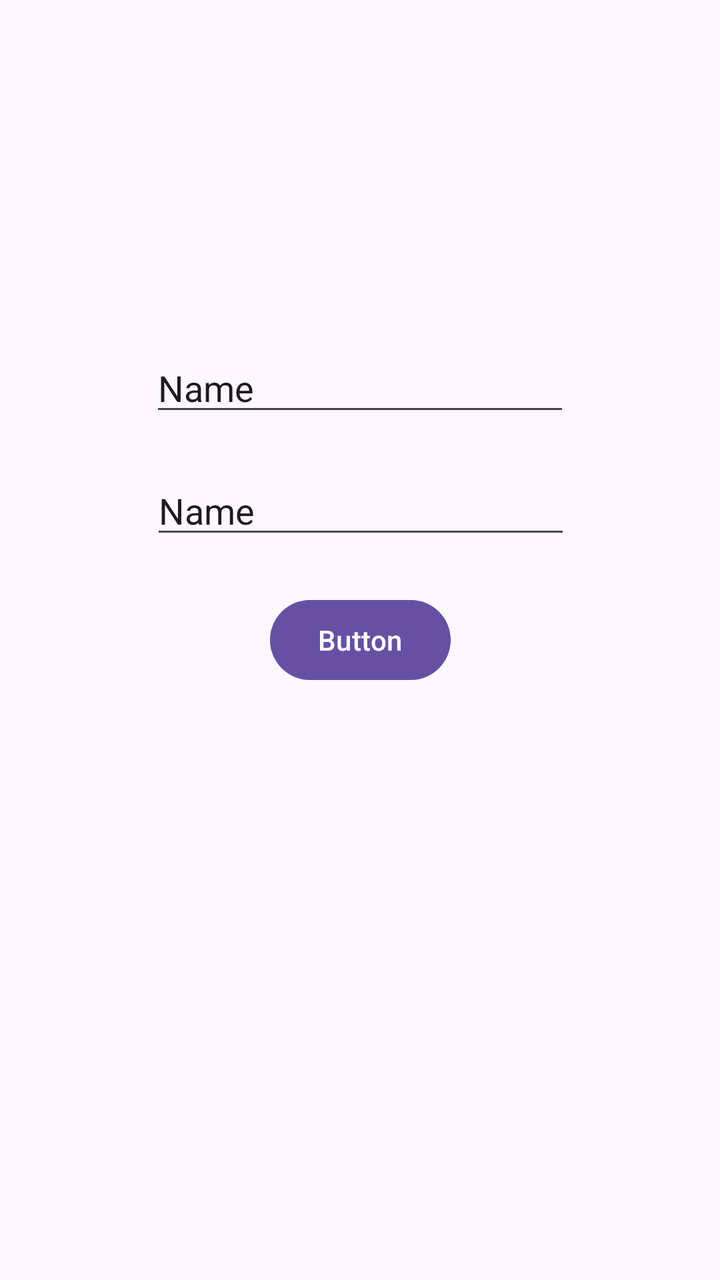
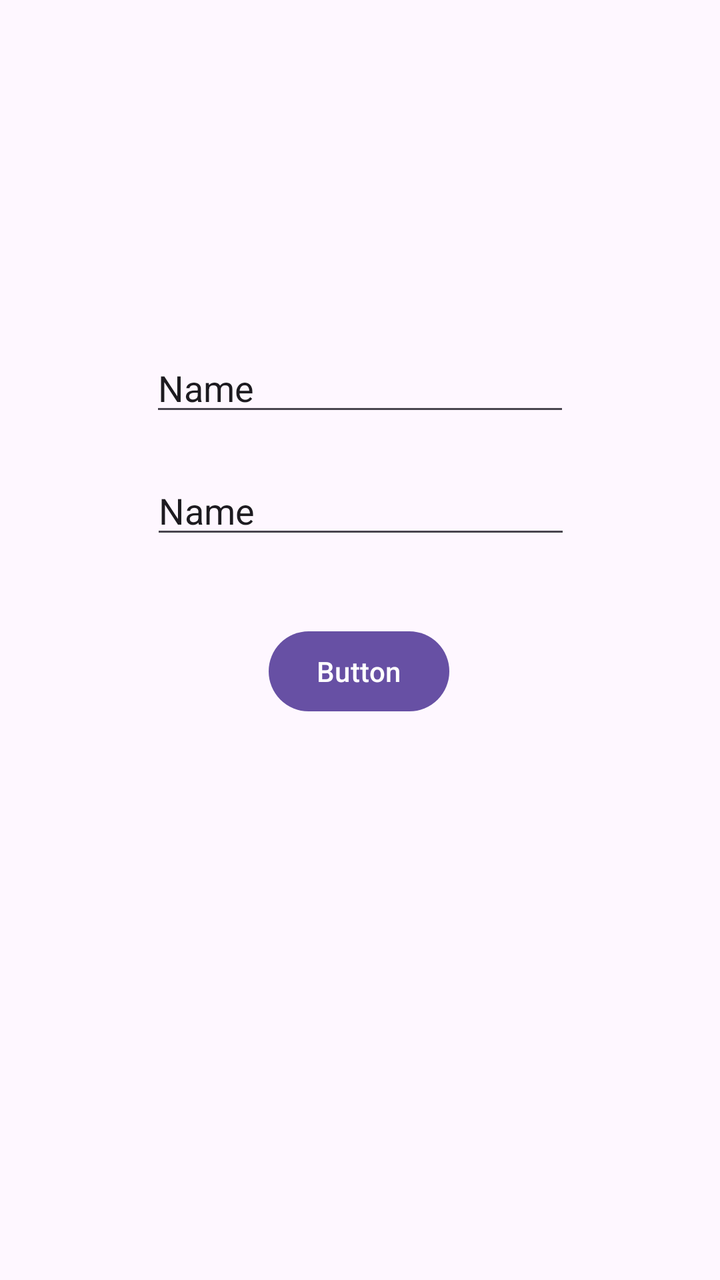

Two renders of the same Android screen: before a commit and after it. Below are the layout's source before the change and the commit's diff.
<!-- AndroidManifest.xml: application theme Theme.ExplicitIntent -->
<!-- res/layout/activity_main.xml -->
<?xml version="1.0" encoding="utf-8"?>
<androidx.constraintlayout.widget.ConstraintLayout xmlns:android="http://schemas.android.com/apk/res/android"
    xmlns:app="http://schemas.android.com/apk/res-auto"
    xmlns:tools="http://schemas.android.com/tools"
    android:id="@+id/main"
    android:layout_width="match_parent"
    android:layout_height="match_parent"
    tools:context=".MainActivity">

    <Button
        android:id="@+id/bt1"
        android:layout_width="wrap_content"
        android:layout_height="wrap_content"
        android:text="Button"
        app:layout_constraintBottom_toBottomOf="parent"
        app:layout_constraintEnd_toEndOf="parent"
        app:layout_constraintStart_toStartOf="parent"
        app:layout_constraintTop_toTopOf="parent" />

    <EditText
        android:id="@+id/et1"
        android:layout_width="wrap_content"
        android:layout_height="wrap_content"
        android:ems="10"
        android:inputType="text"
        android:text="Name"
        app:layout_constraintBottom_toBottomOf="parent"
        app:layout_constraintEnd_toEndOf="parent"
        app:layout_constraintStart_toStartOf="parent"
        app:layout_constraintTop_toTopOf="parent"
        app:layout_constraintVertical_bias="0.287" />

    <EditText
        android:id="@+id/et2"
        android:layout_width="wrap_content"
        android:layout_height="wrap_content"
        android:ems="10"
        android:inputType="text"
        android:text="Name"
        app:layout_constraintBottom_toBottomOf="parent"
        app:layout_constraintEnd_toEndOf="parent"
        app:layout_constraintHorizontal_bias="0.502"
        app:layout_constraintStart_toStartOf="parent"
        app:layout_constraintTop_toTopOf="parent"
        app:layout_constraintVertical_bias="0.389" />

</androidx.constraintlayout.widget.ConstraintLayout>
<!-- resources referenced by this layout -->
<resources>
  <style name="Theme.ExplicitIntent" parent="Base.Theme.ExplicitIntent" />
  <style name="Base.Theme.ExplicitIntent" parent="Theme.Material3.DayNight.NoActionBar">
          
          
      </style>
</resources>

<!-- the commit's change to res/layout/activity_main.xml (unified diff, before → after) -->
@@ -14,8 +14,10 @@
         android:text="Button"
         app:layout_constraintBottom_toBottomOf="parent"
         app:layout_constraintEnd_toEndOf="parent"
+        app:layout_constraintHorizontal_bias="0.498"
         app:layout_constraintStart_toStartOf="parent"
-        app:layout_constraintTop_toTopOf="parent" />
+        app:layout_constraintTop_toBottomOf="@+id/et2"
+        app:layout_constraintVertical_bias="0.118" />
 
     <EditText
         android:id="@+id/et1"
